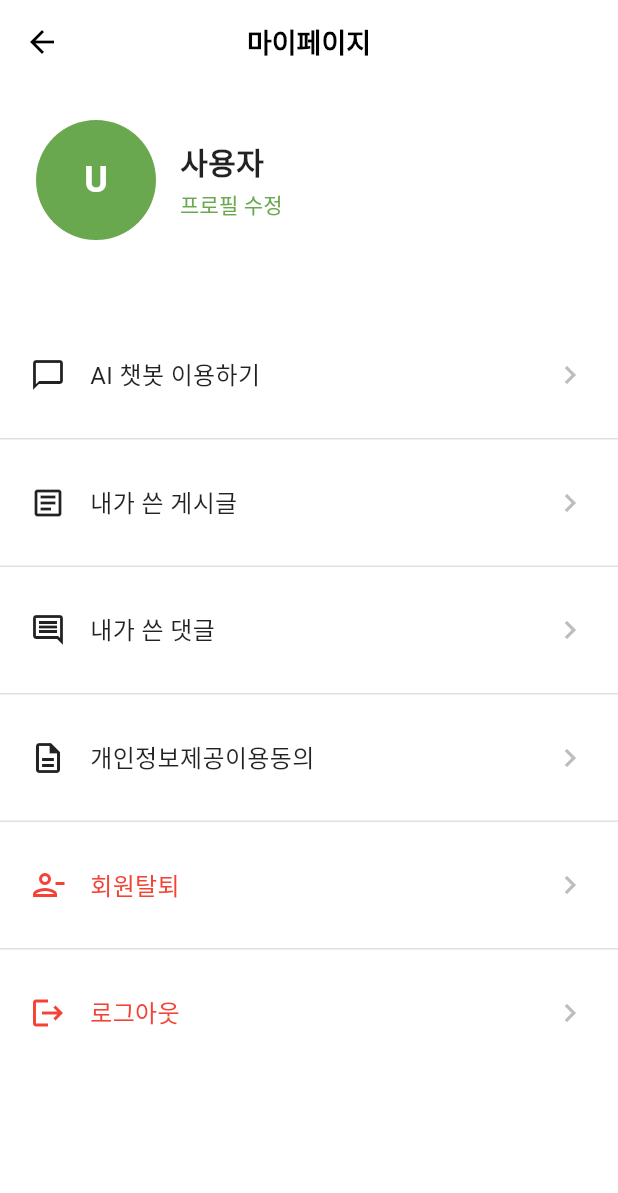
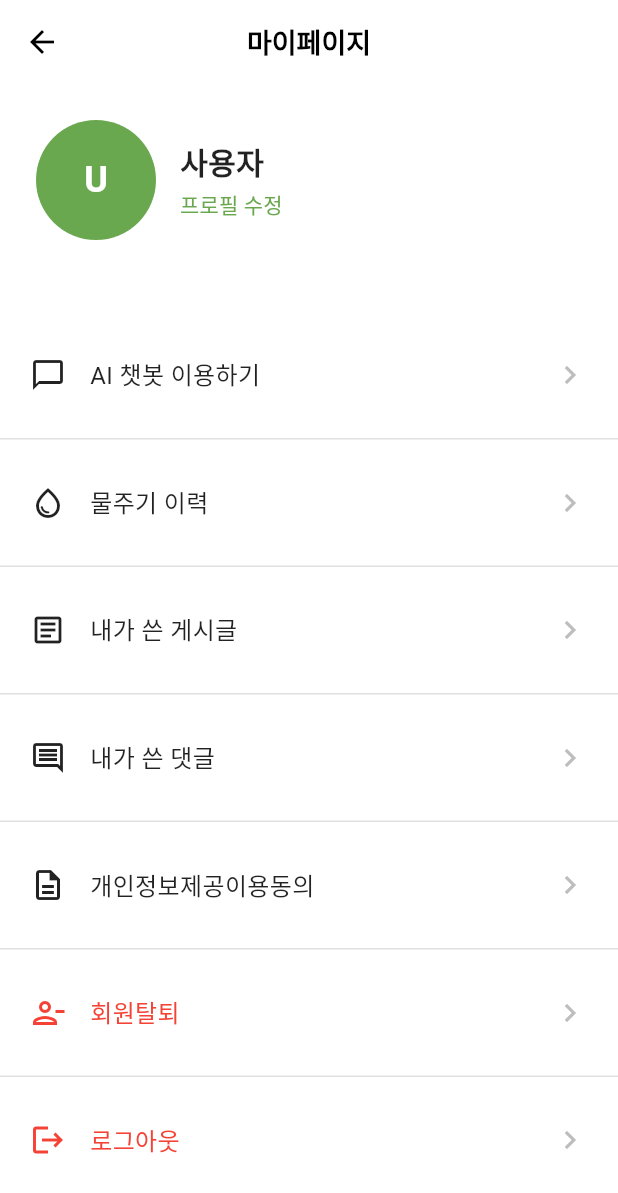
Before and after one commit to zzingni/SWPROJECT_PLANTI_FE, a Flutter app: the MyPageScreen screen opened directly, on a phone screen of 412 x 824 dp. Shown: the top 1193 px of the screen. Run offline on Flutter 3.47's test engine with Material 3 defaults, Android fonts, the phone set to English and light mode, and no system bars; our stand-ins replace firebase_core, firebase_messaging, flutter_local_notifications, flutter_secure_storage, table_calendar; accounts and stored records are empty; network calls fail.

Commit message:
feat : mypage에 물주기 이력 탭 추가

```diff
--- a/lib/screens/my_page_screen.dart
+++ b/lib/screens/my_page_screen.dart
@@ -4,6 +4,7 @@ import 'package:http/http.dart' as http;
 import 'dart:convert';
 import '../services/post_service.dart';
 import 'chatbot_screen.dart';
+import 'watering_history_screen.dart';
 
 class MyPageScreen extends StatefulWidget {
   const MyPageScreen({super.key});
@@ -259,6 +260,19 @@ class _MyPageScreenState extends State<MyPageScreen> {
         ),
         _buildDivider(),
         _buildMenuItem(
+          icon: Icons.water_drop_outlined,
+          title: '물주기 이력',
+          onTap: () {
+            Navigator.push(
+              context,
+              MaterialPageRoute(
+                builder: (context) => const WateringHistoryScreen(),
+              ),
+            );
+          },
+        ),
+        _buildDivider(),
+        _buildMenuItem(
           icon: Icons.article_outlined,
           title: '내가 쓴 게시글',
           onTap: () {
```
